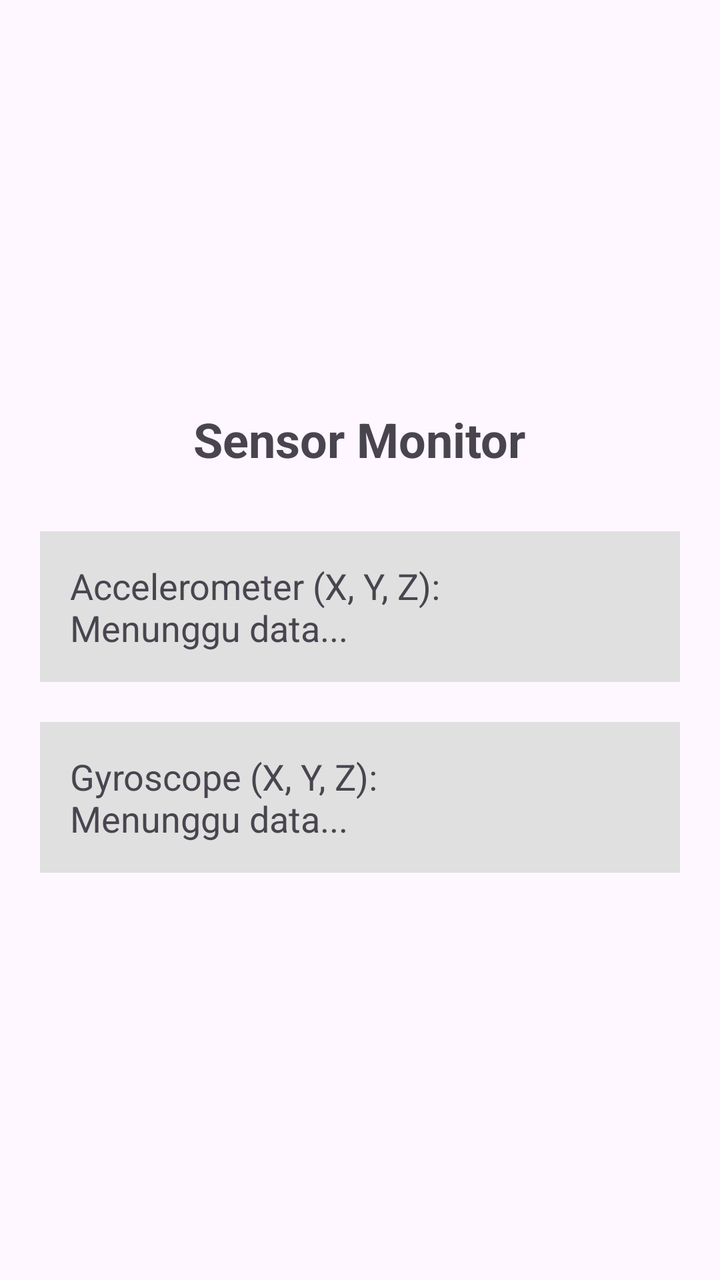
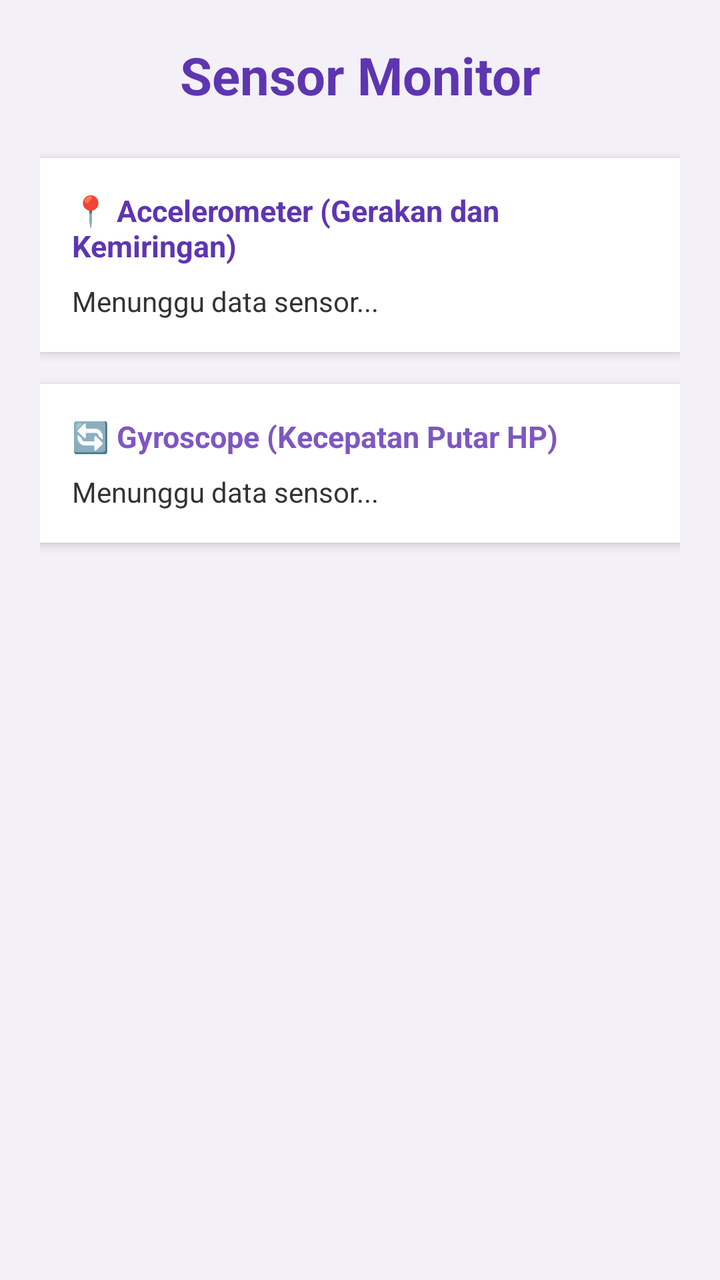

An Android layout rendered at two revisions. The XML below is the earlier revision; the diff shows what the commit changed to produce the second picture.
<!-- AndroidManifest.xml: application theme Theme.Kalkulator -->
<!-- res/layout/activity_sensor.xml -->
<?xml version="1.0" encoding="utf-8"?>
<LinearLayout xmlns:android="http://schemas.android.com/apk/res/android"
    android:layout_width="match_parent"
    android:layout_height="match_parent"
    android:orientation="vertical"
    android:gravity="center"
    android:padding="20dp">

    <TextView
        android:layout_width="wrap_content"
        android:layout_height="wrap_content"
        android:text="Sensor Monitor"
        android:textSize="24sp"
        android:textStyle="bold"
        android:layout_marginBottom="30dp"/>

    <TextView
        android:id="@+id/textAccel"
        android:layout_width="match_parent"
        android:layout_height="wrap_content"
        android:text="Accelerometer (X, Y, Z):\nMenunggu data..."
        android:textSize="18sp"
        android:padding="15dp"
        android:background="#E0E0E0"
        android:layout_marginBottom="20dp"/>

    <TextView
        android:id="@+id/textGyro"
        android:layout_width="match_parent"
        android:layout_height="wrap_content"
        android:text="Gyroscope (X, Y, Z):\nMenunggu data..."
        android:textSize="18sp"
        android:padding="15dp"
        android:background="#E0E0E0"/>

</LinearLayout>
<!-- resources referenced by this layout -->
<resources>
  <style name="Theme.Kalkulator" parent="Base.Theme.Kalkulator" />
  <style name="Base.Theme.Kalkulator" parent="Theme.Material3.DayNight.NoActionBar">
          
          
      </style>
</resources>

<!-- the commit's change to res/layout/activity_sensor.xml (unified diff, before → after) -->
@@ -1,36 +1,83 @@
 <?xml version="1.0" encoding="utf-8"?>
-<LinearLayout xmlns:android="http://schemas.android.com/apk/res/android"
+<ScrollView xmlns:android="http://schemas.android.com/apk/res/android"
     android:layout_width="match_parent"
     android:layout_height="match_parent"
-    android:orientation="vertical"
-    android:gravity="center"
-    android:padding="20dp">
+    android:background="#F3F0F7"
+    android:fillViewport="true">
 
-    <TextView
-        android:layout_width="wrap_content"
-        android:layout_height="wrap_content"
-        android:text="Sensor Monitor"
-        android:textSize="24sp"
-        android:textStyle="bold"
-        android:layout_marginBottom="30dp"/>
-
-    <TextView
-        android:id="@+id/textAccel"
+    <LinearLayout
         android:layout_width="match_parent"
         android:layout_height="wrap_content"
-        android:text="Accelerometer (X, Y, Z):\nMenunggu data..."
-        android:textSize="18sp"
-        android:padding="15dp"
-        android:background="#E0E0E0"
-        android:layout_marginBottom="20dp"/>
+        android:orientation="vertical"
+        android:padding="20dp">
 
-    <TextView
-        android:id="@+id/textGyro"
-        android:layout_width="match_parent"
-        android:layout_height="wrap_content"
-        android:text="Gyroscope (X, Y, Z):\nMenunggu data..."
-        android:textSize="18sp"
-        android:padding="15dp"
-        android:background="#E0E0E0"/>
 
-</LinearLayout>
+        <TextView
+            android:layout_width="match_parent"
+            android:layout_height="wrap_content"
+            android:text="Sensor Monitor"
+            android:textSize="26sp"
+            android:textStyle="bold"
+            android:textColor="#5E35B1"
+            android:gravity="center"
+            android:layout_marginBottom="24dp" />
+
+        
+        <LinearLayout
+            android:layout_width="match_parent"
+            android:layout_height="wrap_content"
+            android:orientation="vertical"
+            android:background="#FFFFFF"
+            android:padding="16dp"
+            android:layout_marginBottom="16dp"
+            android:elevation="3dp">
+
+            <TextView
+                android:layout_width="wrap_content"
+                android:layout_height="wrap_content"
+                android:text="📍 Accelerometer (Gerakan dan Kemiringan)"
+                android:textSize="15sp"
+                android:textStyle="bold"
+                android:textColor="#5E35B1"
+                android:layout_marginBottom="8dp" />
+
+            <TextView
+                android:id="@+id/textAccel"
+                android:layout_width="match_parent"
+                android:layout_height="wrap_content"
+                android:text="Menunggu data sensor..."
+                android:textSize="14sp"
+                android:textColor="#333333"
+                android:lineSpacingExtra="4dp" />
+        </LinearLayout>
+
+        
+        <LinearLayout
+            android:layout_width="match_parent"
+            android:layout_height="wrap_content"
+            android:orientation="vertical"
+            android:background="#FFFFFF"
+            android:padding="16dp"
+            android:elevation="3dp">
+
+            <TextView
+                android:layout_width="wrap_content"
+                android:layout_height="wrap_content"
+                android:text="🔄 Gyroscope (Kecepatan Putar HP)"
+                android:textSize="15sp"
+                android:textStyle="bold"
+                android:textColor="#7E57C2"
+                android:layout_marginBottom="8dp" />
+
+            <TextView
+                android:id="@+id/textGyro"
+                android:layout_width="match_parent"
+                android:layout_height="wrap_content"
+                android:text="Menunggu data sensor..."
+                android:textSize="14sp"
+                android:textColor="#333333"
+                android:lineSpacingExtra="4dp" />
+        </LinearLayout>
+
+    </LinearLayout>
+</ScrollView>
